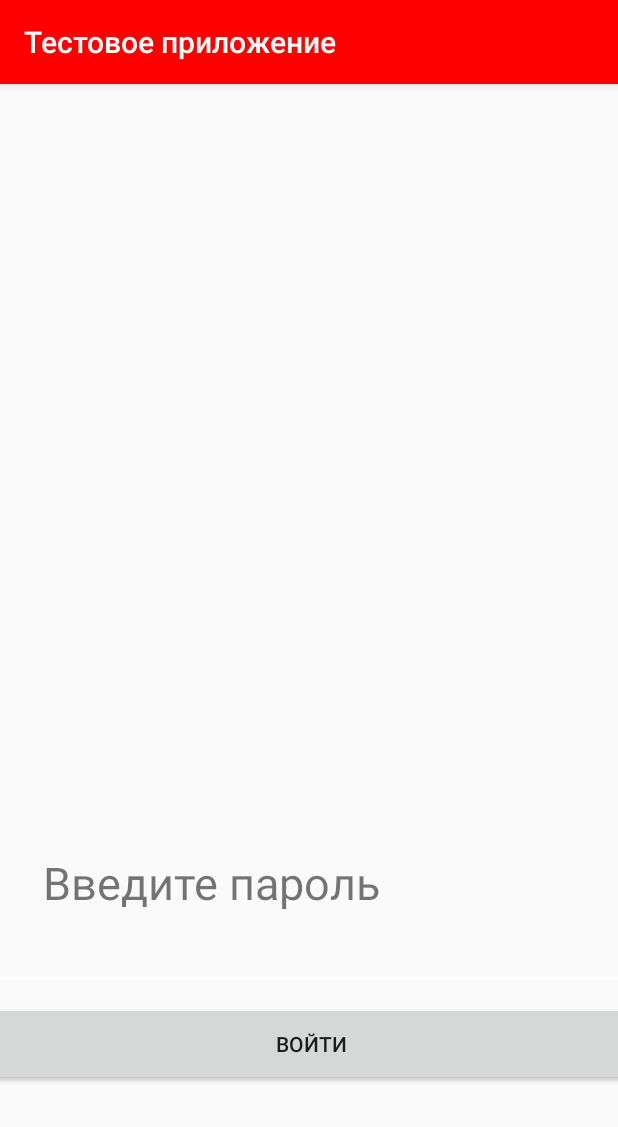
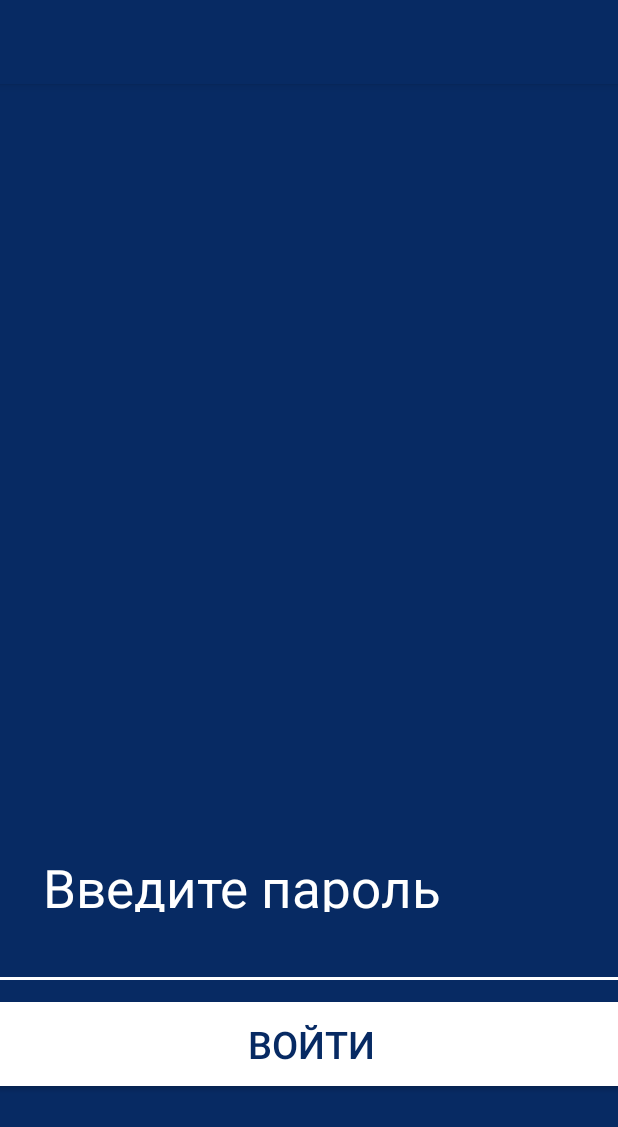
Before and after one commit to DvogR/AndroidApp, an Android app: the screen it shows after launch (MainActivity), on a phone screen of 412 x 824 dp. Shown: the top 1127 px of the screen. Run offline under Robolectric (Android 15) with nearby library versions, the phone set to English and light mode, and no system bars.

Commit message:
Add background

```diff
--- a/app/src/main/res/layout/main.xml
+++ b/app/src/main/res/layout/main.xml
@@ -5,6 +5,7 @@
 
     android:layout_width="match_parent"
     android:layout_height="match_parent"
+    android:background="@color/colorPrimary"
     tools:context="com.example.test.test.MainActivity">
 
     <TextView
@@ -14,7 +15,8 @@
         android:layout_marginBottom="0dp"
         android:layout_marginTop="100dp"
         android:text="Введите пароль"
-        android:textSize="30sp"
+        android:textSize="35dp"
+        android:textColor="#FFFFFF"
         app:layout_constraintBottom_toTopOf="@+id/editText"
         app:layout_constraintHorizontal_bias="0.317"
         app:layout_constraintLeft_toLeftOf="parent"
@@ -33,6 +35,7 @@
         android:layout_marginRight="8dp"
         android:ems="10"
         android:inputType="textPassword"
+        android:textColor="#FFFFFF"
         app:layout_constraintBottom_toTopOf="@+id/button"
         app:layout_constraintHorizontal_bias="0.494"
         app:layout_constraintLeft_toLeftOf="parent"
@@ -46,6 +49,10 @@
         android:layout_marginLeft="8dp"
         android:layout_marginRight="8dp"
         android:text="Войти"
+        android:textColor="#072a63"
+        android:textSize="25dp"
+        android:background="#FFFFFF"
+
         app:layout_constraintBottom_toBottomOf="parent"
         app:layout_constraintHorizontal_bias="0.494"
         app:layout_constraintLeft_toLeftOf="parent"
--- a/app/src/main/res/values/colors.xml
+++ b/app/src/main/res/values/colors.xml
@@ -1,6 +1,6 @@
 <?xml version="1.0" encoding="utf-8"?>
 <resources>
-    <color name="colorPrimary">#FF0000</color>
+    <color name="colorPrimary">#072a63</color>
     <color name="colorPrimaryDark">#FFFFFF</color>
     <color name="colorAccent">#FFFFFF</color>
 </resources>
--- a/app/src/main/res/values/strings.xml
+++ b/app/src/main/res/values/strings.xml
@@ -1,3 +1,3 @@
 <resources>
-    <string name="app_name">Тестовое приложение</string>
+    <string name="app_name"> </string>
 </resources>
```
